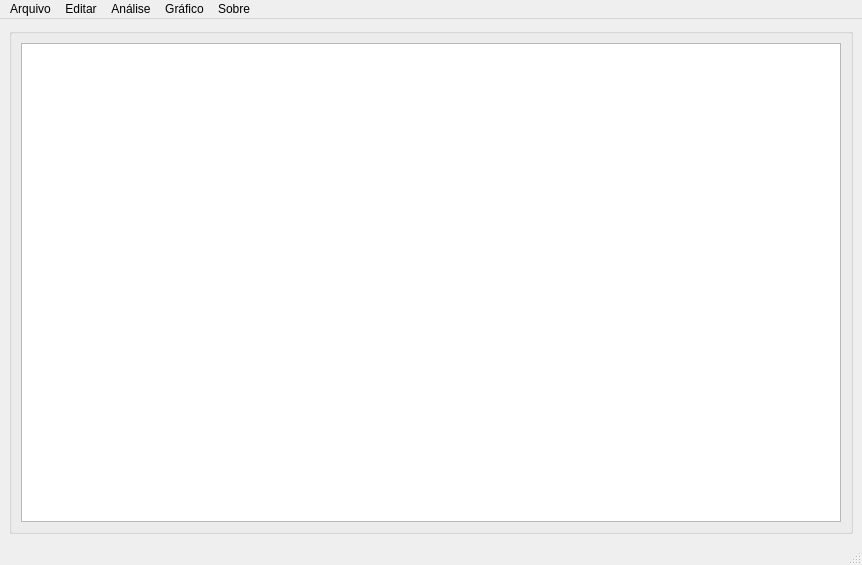
The window that layout/main.ui (marconso/criador_de_graficos) describes before a commit, drawn with Qt 5.
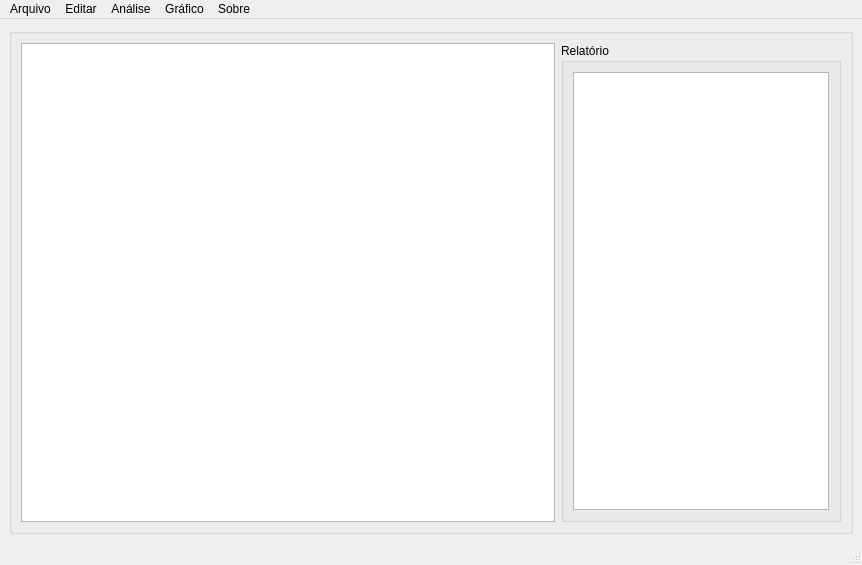
The same window after the commit.

Patch:
```diff
--- a/layout/main.ui
+++ b/layout/main.ui
@@ -22,7 +22,29 @@
       </property>
       <layout class="QGridLayout" name="gridLayout_2">
        <item row="0" column="0">
-        <widget class="QTableWidget" name="tableWidget"/>
+        <widget class="QTableWidget" name="tableWidget">
+         <property name="columnCount">
+          <number>0</number>
+         </property>
+        </widget>
+       </item>
+       <item row="0" column="1">
+        <widget class="QGroupBox" name="groupBox_2">
+         <property name="title">
+          <string>Relatório</string>
+         </property>
+         <layout class="QVBoxLayout" name="verticalLayout">
+          <item alignment="Qt::AlignRight">
+           <widget class="QPlainTextEdit" name="plainTextEdit">
+            <property name="font">
+             <font>
+              <pointsize>12</pointsize>
+             </font>
+            </property>
+           </widget>
+          </item>
+         </layout>
+        </widget>
        </item>
       </layout>
      </widget>
```
Left out of the diff: 30 changed lines with no effect on the pictures.
